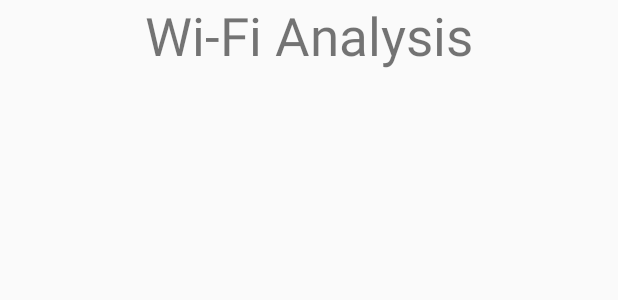
After one commit to TagoWill/WifiFingerPrinting, an Android app: the layout activity_analysis.xml on its own in the app's theme, with its tools: preview values and no code run, on a phone screen of 412 x 824 dp. The commit adds this screen. Shown: the top 300 px of the screen. Run offline under Robolectric (Android 15) with nearby library versions, the phone set to English and light mode, and no system bars.

Commit message:
Scan Wi-Fi done but test isn't working on emulator. Analysis Activity started.

```diff
--- a/app/src/main/AndroidManifest.xml
+++ b/app/src/main/AndroidManifest.xml
@@ -1,6 +1,9 @@
 <?xml version="1.0" encoding="utf-8"?>
 <manifest xmlns:android="http://schemas.android.com/apk/res/android"
     package="com.project2.su.wififingerprinting">
+
+    <uses-permission android:name="android.permission.ACCESS_WIFI_STATE" />
+    <uses-permission android:name="android.permission.CHANGE_WIFI_STATE" />
 
     <application
         android:allowBackup="true"
@@ -11,10 +14,10 @@
         <activity android:name=".MainActivity">
             <intent-filter>
                 <action android:name="android.intent.action.MAIN" />
-
                 <category android:name="android.intent.category.LAUNCHER" />
             </intent-filter>
         </activity>
+        <activity android:label="@string/app_name" android:name=".AnalysisActivity"/>
     </application>
 
 </manifest>
--- /dev/null
+++ b/app/src/main/res/layout/activity_analysis.xml
@@ -0,0 +1,20 @@
+<?xml version="1.0" encoding="utf-8"?>
+<LinearLayout
+    xmlns:android="http://schemas.android.com/apk/res/android"
+    android:orientation="vertical"
+    android:layout_width="match_parent"
+    android:layout_height="match_parent">
+
+    <TextView
+        android:layout_width="wrap_content"
+        android:layout_height="wrap_content"
+        android:id="@+id/textAnalysis"
+        android:text="Wi-Fi Analysis"
+        android:textSize="35dp"
+        android:layout_alignParentTop="true"
+        android:layout_centerHorizontal="true"
+        android:layout_gravity="center_horizontal" />
+
+
+
+</LinearLayout>
```
Also changed, not shown: app/src/main/java/com/project2/su/wififingerprinting/AnalysisActivity.java (added, +14 -0 lines), app/src/main/java/com/project2/su/wififingerprinting/MainActivity.java (+64 -1 lines), app/src/main/res/layout/activity_main.xml (+35 -8 lines).
